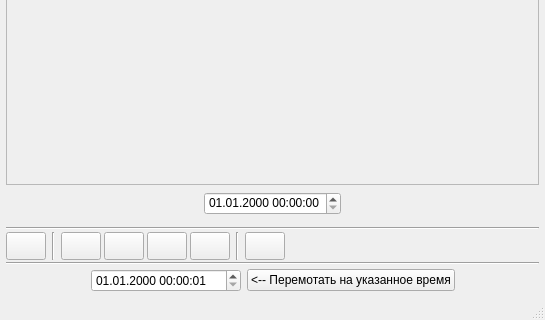
Before: the Qt Designer form TimeMachine/player.ui in InnerVex/TimeMachine, drawn with Qt 5; both pictures show x 0 to 545 and y 175 to 495 of the 545 by 495 pixel window.
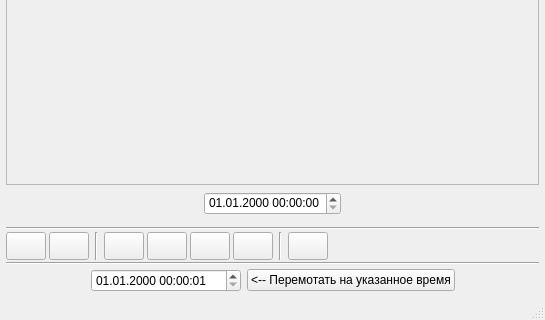
After: the same form once the commit is applied. Icons and pictures are not drawn.

Commit message: +play button

What changed in the file:
```diff
--- a/TimeMachine/player.ui
+++ b/TimeMachine/player.ui
@@ -91,6 +91,25 @@
          </property>
         </widget>
        </item>
+       <item>
+        <widget class="QPushButton" name="buttonPause">
+         <property name="sizePolicy">
+          <sizepolicy hsizetype="Minimum" vsizetype="Fixed">
+           <horstretch>0</horstretch>
+           <verstretch>0</verstretch>
+          </sizepolicy>
+         </property>
+         <property name="minimumSize">
+          <size>
+           <width>26</width>
+           <height>28</height>
+          </size>
+         </property>
+         <property name="text">
+          <string/>
+         </property>
+        </widget>
+       </item>
        <item>
         <spacer name="horizontalSpacer_2">
          <property name="orientation">
```
The commit also changes 7 other files.
